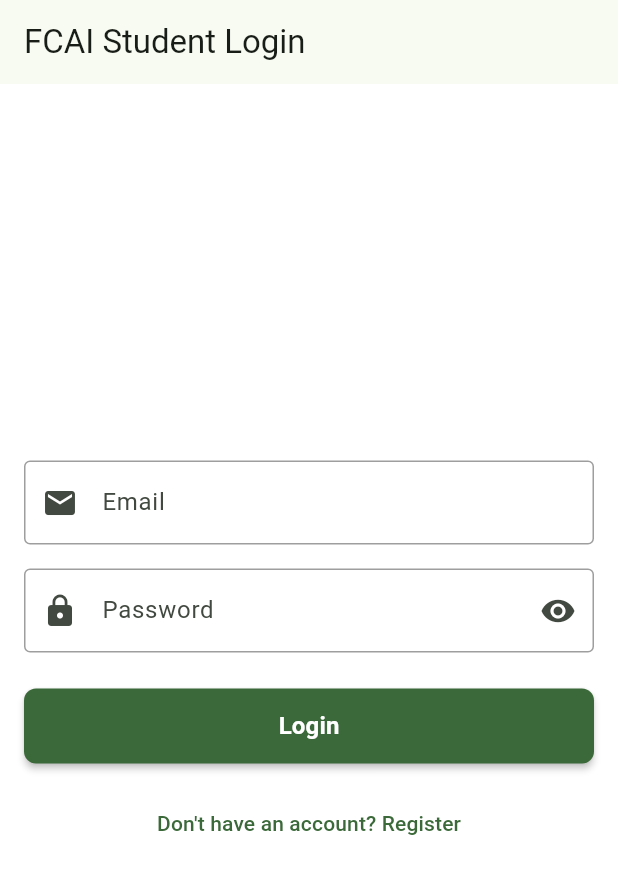
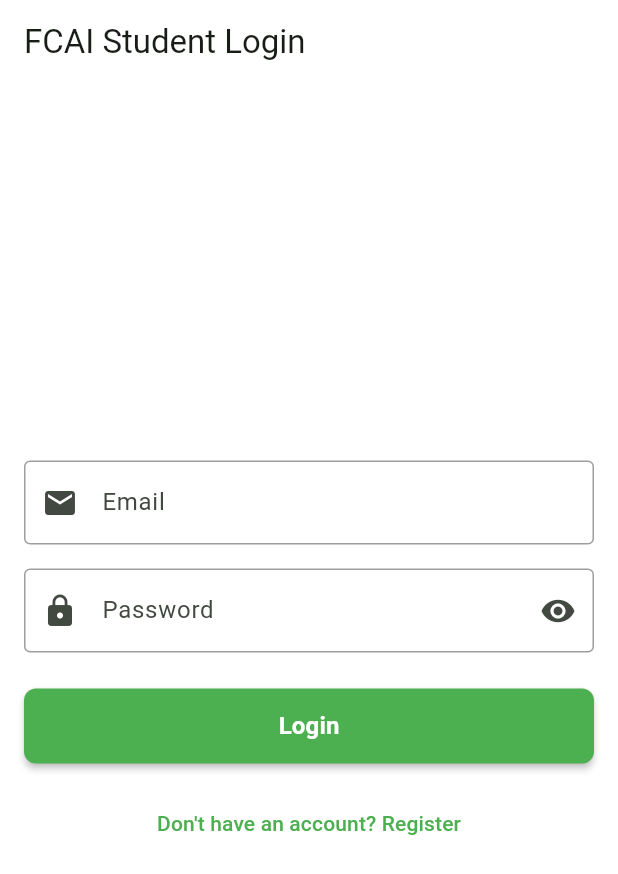
Before and after one commit to hazemAI/fcai_student_login, a Flutter app: the screen it shows after launch, on a phone screen of 412 x 824 dp. Shown: the top 874 px of the screen. Run offline on Flutter 3.47's test engine with Material 3 defaults, Android fonts, the phone set to English and light mode, and no system bars; our stand-ins replace hive_flutter, image_picker; missing offline and left inert: file_selector; accounts and stored records are empty.

Commit message:
theme appbar

```diff
--- a/lib/main.dart
+++ b/lib/main.dart
@@ -61,11 +61,16 @@
       child: MaterialApp(
         title: 'Student App',
         theme: ThemeData(
-          primarySwatch: Colors.blue,
+          appBarTheme: AppBarTheme(
+            backgroundColor: Colors.white,
+            surfaceTintColor: Colors.transparent,
+          ),
+          primarySwatch:Colors.green,
           useMaterial3: true,
           scaffoldBackgroundColor: Colors.white,
           colorScheme: ColorScheme.fromSeed(
             seedColor: Colors.green,
+            primary: Colors.green,
           ),
           platform:
               Platform.isWindows
```
